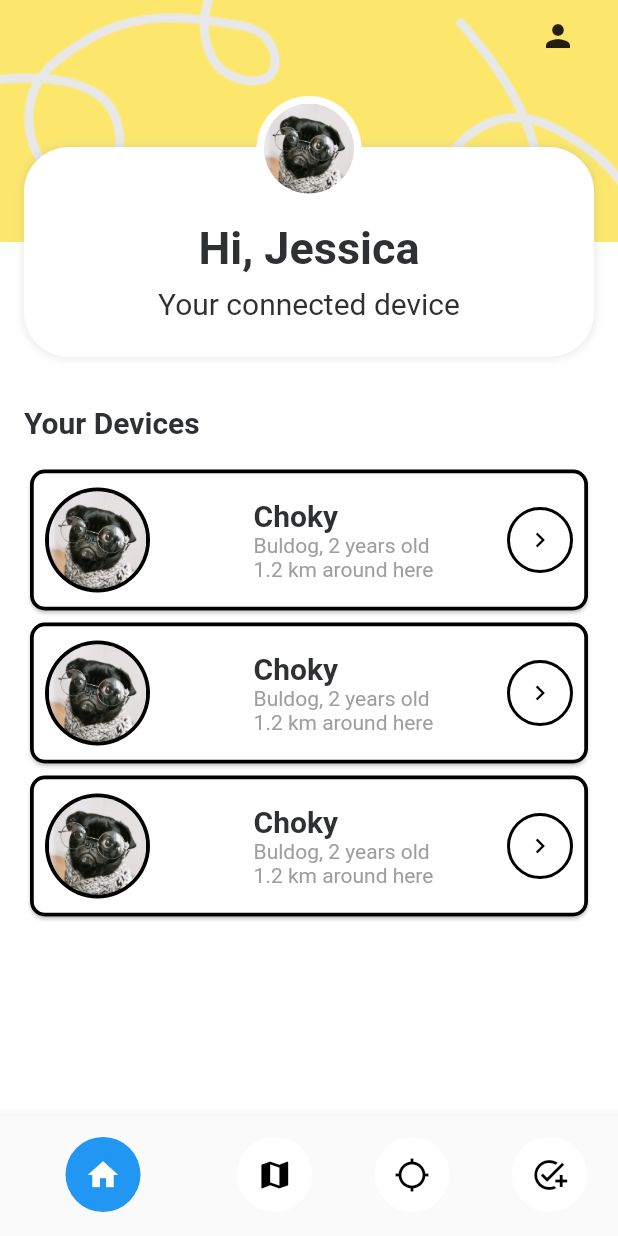
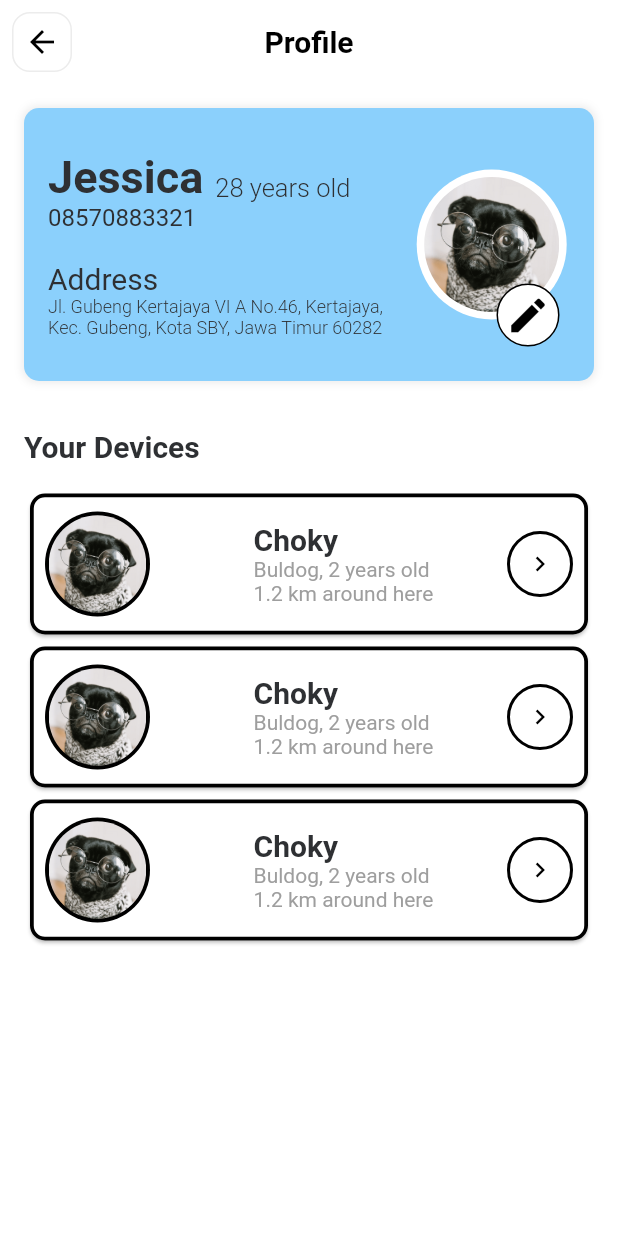
Before and after one commit to lokapin-indonesia/lokapin-app, a Flutter app: the HomeScreen screen opened directly, after a tap on the "person" icon, on a phone screen of 412 x 824 dp. Run offline on Flutter 3.47's test engine with Material 2 defaults, Android fonts, the light colour scheme and no system bars; our stand-ins replace email_validator, flutter_dotenv, get_storage, google_fonts, nb_utils and 2 more; missing offline and left inert: dart:ffi; accounts and stored records are empty.

Commit message:
profile page

```diff
--- a/lib/screen/home/home_screen.dart
+++ b/lib/screen/home/home_screen.dart
@@ -1,4 +1,5 @@
 import 'package:flutter/material.dart';
+import 'package:lokapin_app/screen/profile/profile_Screen.dart';
 import 'package:lokapin_app/utils/colors.dart';
 import 'package:lokapin_app/utils/widgets.dart';
 import 'package:nb_utils/nb_utils.dart';
@@ -45,11 +46,15 @@ class _HomeScreenState extends State<HomeScreen> {
               mainAxisAlignment: MainAxisAlignment.start,
               crossAxisAlignment: CrossAxisAlignment.start,
               children: [
-                // 50.height,
+                25.height,
                 Row(
                   mainAxisAlignment: MainAxisAlignment.end,
                   children: [
-                    IconButton(onPressed: () {}, icon: Icon(Icons.person))
+                    IconButton(
+                        onPressed: () {
+                          const ProfileScreen().launch(context);
+                        },
+                        icon: const Icon(Icons.person))
                   ],
                 ).paddingRight(16),
                 Container(
--- /dev/null
+++ b/lib/screen/profile/profile_Screen.dart
@@ -0,0 +1,241 @@
+import 'package:flutter/material.dart';
+import 'package:flutter/services.dart';
+import 'package:lokapin_app/utils/colors.dart';
+import 'package:nb_utils/nb_utils.dart';
+import 'package:lokapin_app/widgets/device_card.dart';
+
+class ProfileScreen extends StatefulWidget {
+  static String tag = '/ProfileScreen';
+
+  const ProfileScreen({Key? key}) : super(key: key);
+
+  @override
+  _ProfileScreenState createState() => _ProfileScreenState();
+}
+
+class _ProfileScreenState extends State<ProfileScreen> {
+  var textFieldController = TextEditingController();
+  FocusNode textFocusNode = FocusNode();
+
+  @override
+  Widget build(BuildContext context) {
+    return GestureDetector(
+        onTap: () {
+          FocusScopeNode currentFocus = FocusScope.of(context);
+
+          if (!currentFocus.hasPrimaryFocus) {
+            currentFocus.unfocus();
+          }
+        },
+        child: Scaffold(
+          resizeToAvoidBottomInset: false,
+          appBar: AppBar(
+            backgroundColor: Colors.transparent,
+            title: Text(
+              'Profile',
+              style: boldTextStyle(color: Colors.black, size: 20),
+            ),
+            leading: Container(
+              margin: const EdgeInsets.all(8),
+              decoration: boxDecorationWithRoundedCorners(
+                backgroundColor: Colors.white,
+                borderRadius: BorderRadius.circular(12),
+                border: Border.all(color: Colors.grey.withOpacity(0.2)),
+              ),
+              child: const Icon(
+                Icons.arrow_back,
+                color: Colors.black,
+              ),
+            ).onTap(() {
+              finish(context);
+            }),
+            centerTitle: true,
+            elevation: 0.0,
+            systemOverlayStyle: SystemUiOverlayStyle.light,
+          ),
+          backgroundColor: Colors.white,
+          body: Container(
+            width: context.width(),
+            height: context.height(),
+            child: Column(
+              mainAxisAlignment: MainAxisAlignment.start,
+              crossAxisAlignment: CrossAxisAlignment.start,
+              children: [
+                Container(
+                  margin: EdgeInsets.all(16),
+                  child: Stack(
+                    alignment: Alignment.topCenter,
+                    children: <Widget>[
+                      Container(
+                        width: context.width(),
+                        padding: EdgeInsets.all(16),
+                        decoration: boxDecorationWithShadow(
+                            backgroundColor: primaryColor,
+                            borderRadius: BorderRadius.circular(10)),
+                        child: Column(
+                          crossAxisAlignment: CrossAxisAlignment.start,
+                          children: <Widget>[
+                            Container(
+                              child: Row(
+                                crossAxisAlignment: CrossAxisAlignment.center,
+                                children: [
+                                  Expanded(
+                                    flex: 7,
+                                    child: Column(
+                                      crossAxisAlignment:
+                                          CrossAxisAlignment.start,
+                                      children: [
+                                        Row(
+                                          crossAxisAlignment:
+                                              CrossAxisAlignment.end,
+                                          children: [
+                                            Text("Jessica",
+                                                style: boldTextStyle(
+                                                    size: 30,
+                                                    weight: FontWeight.w700)),
+                                            8.width,
+                                            Text("28 years old",
+                                                style: boldTextStyle(
+                                                    size: 17,
+                                                    weight: FontWeight.w300))
+                                          ],
+                                        ),
+                                        Text("08570883321",
+                                            style: boldTextStyle(
+                                                size: 16,
+                                                weight: FontWeight.normal)),
+                                        20.height,
+                                        Text("Address",
+                                            style: boldTextStyle(
+                                                size: 20,
+                                                weight: FontWeight.normal)),
+                                        Text(
+                                            "Jl. Gubeng Kertajaya VI A No.46, Kertajaya, Kec. Gubeng, Kota SBY, Jawa Timur 60282",
+                                            style: boldTextStyle(
+                                                size: 12,
+                                                weight: FontWeight.w300))
+                                      ],
+                                    ),
+                                  ),
+                                  Expanded(
+                                    flex: 3,
+                                    child: Column(
+                                        mainAxisAlignment:
+                                            MainAxisAlignment.spaceBetween,
+                                        children: [
+                                          Container(
+                                            width: 150.0,
+                                            height: 150.0,
+                                            child: Stack(
+                                              children: <Widget>[
+                                                Container(
+                                                  alignment: Alignment.center,
+                                                  child: CircleAvatar(
+                                                      radius: 50,
+                                                      backgroundColor:
+                                                          Colors.white,
+                                                      child: Padding(
+                                                          padding:
+                                                              const EdgeInsets
+                                                                  .all(5),
+                                                          child: ClipOval(
+                                                            child: Image.asset(
+                                                                'assets/animal_profpic.png',
+                                                                width: 200,
+                                                                height: 200,
+                                                                fit: BoxFit
+                                                                    .fitWidth),
+                                                          ))),
+                                                ),
+                                                Align(
+                                                  alignment:
+                                                      Alignment.bottomRight,
+                                                  child: FloatingActionButton(
+                                                      elevation: 0,
+                                                      backgroundColor:
+                                                          transparentColor,
+                                                      child: Ink(
+                                                        decoration: BoxDecoration(
+                                                            border: Border.all(
+                                                                color: Colors
+                                                                    .black,
+                                                                width: 1),
+                                                            color: Colors.white,
+                                                            borderRadius:
+                                                                BorderRadius
+                                                                    .circular(
+                                                                        50.0)),
+                                                        child: const Padding(
+                                                          padding:
+                                                              EdgeInsets.all(
+                                                                  5.0),
+                                                          child: Icon(
+                                                            Icons.edit,
+                                                            size: 30.0,
+                                                            color: Colors.black,
+                                                          ),
+                                                        ),
+                                                      ),
+                                                      onPressed: () {}),
+                                                )
+                                              ],
+                                            ),
+                                          ),
+
+                                          // Stack(children: [
+                                          // CircleAvatar(
+                                          //     radius: 50,
+                                          //     backgroundColor: Colors.white,
+                                          //     child: Padding(
+                                          //         padding:
+                                          //             const EdgeInsets.all(5),
+                                          //         child: ClipOval(
+                                          //           child: Image.asset(
+                                          //               'assets/animal_profpic.png',
+                                          //               width: 200,
+                                          //               height: 200,
+                                          //               fit: BoxFit.fitWidth),
+                                          //         ))),
+                                          // ]),
+                                          // const Positioned(
+                                          //   top: 10,
+                                          //   left: 10,
+                                          //   child: Icon(
+                                          //     Icons.chevron_right,
+                                          //     size: 50.0,
+                                          //     color: Colors.black,
+                                          //   ),
+                                          // ),
+                                          // Positioned(
+                                          //     top: 50,
+                                          //     right: 50,
+                                          //     child: MyWidget(color: Colors.red)
+                                          // )
+                                        ]),
+                                  ),
+                                ],
+                              ),
+                            )
+                          ],
+                        ),
+                      ),
+                    ],
+                  ),
+                ),
+                Text("Your Devices",
+                        style: boldTextStyle(size: 20, weight: FontWeight.w600))
+                    .paddingAll(16),
+                Column(
+                  mainAxisAlignment: MainAxisAlignment.center,
+                  children: [
+                    DeviceCard(),
+                    DeviceCard(),
+                    DeviceCard(),
+                  ],
+                ),
+              ],
+            ),
+          ),
+        ));
+  }
+}
```
Also changed, not shown: lib/widgets/device_card.dart (+5 -5 lines), 1 other file.
